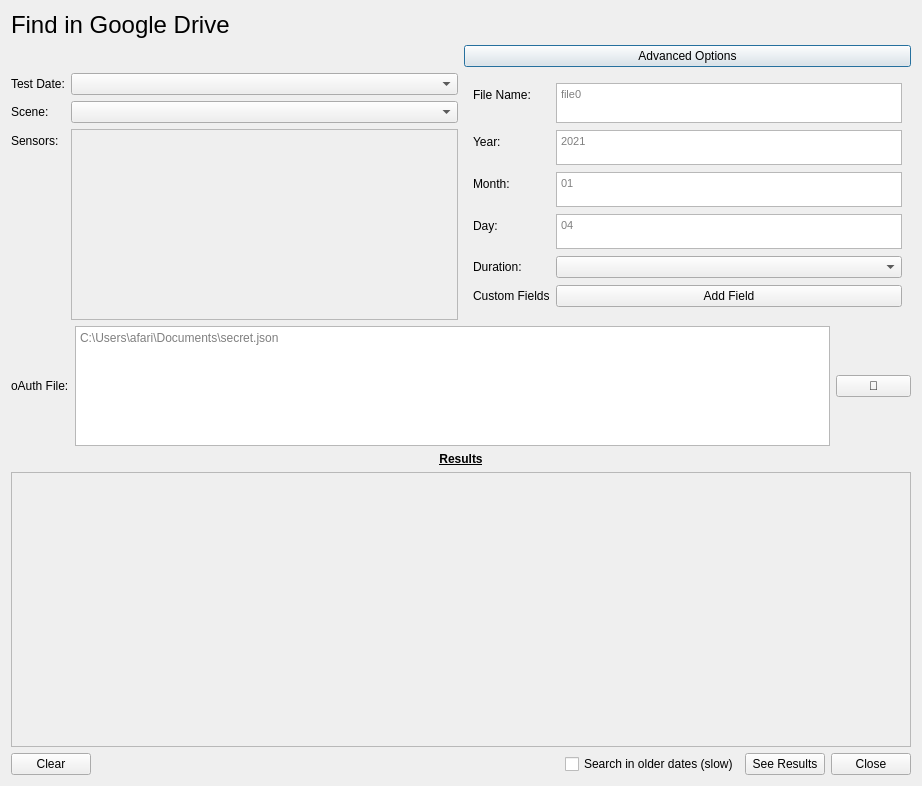
Old version of the form Utilities/GoogleDriveHandler/GDriveDataImport/import_google_drive_popup.ui in the repository Georgia-Tech-Off-Road/GTORDaata.
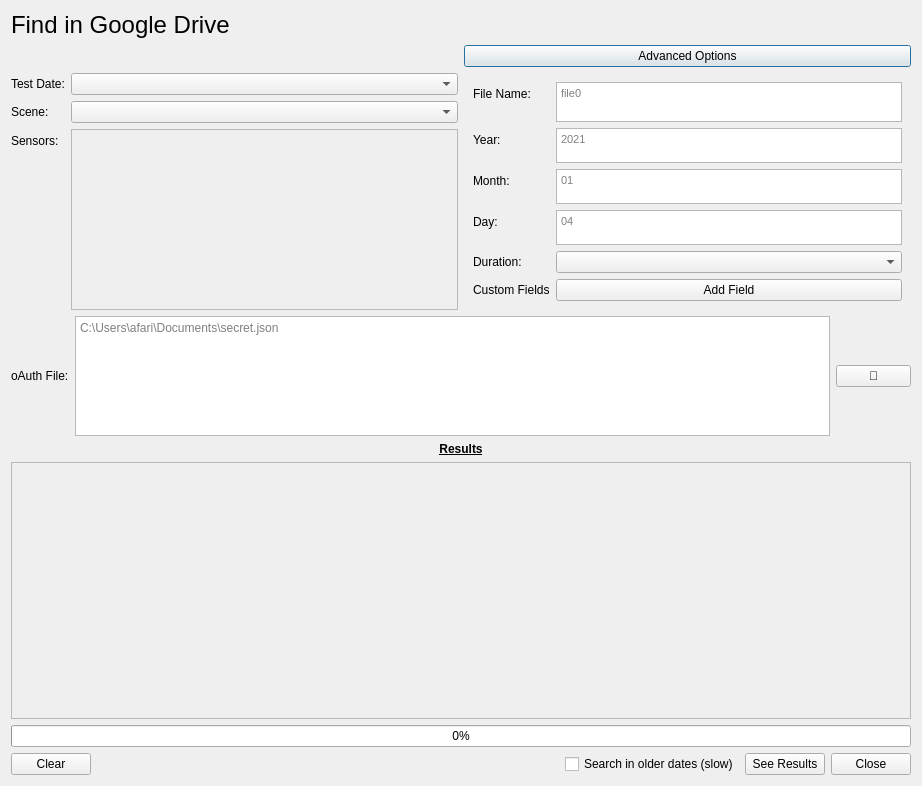
New version of the form.

```diff
--- a/Utilities/GoogleDriveHandler/GDriveDataImport/import_google_drive_popup.ui
+++ b/Utilities/GoogleDriveHandler/GDriveDataImport/import_google_drive_popup.ui
@@ -337,13 +337,20 @@
         <x>0</x>
         <y>0</y>
         <width>900</width>
-        <height>190</height>
+        <height>176</height>
        </rect>
       </property>
       <layout class="QGridLayout" name="gridLayout_2"/>
      </widget>
     </widget>
    </item>
+   <item>
+    <widget class="QProgressBar" name="progressBar">
+     <property name="value">
+      <number>0</number>
+     </property>
+    </widget>
+   </item>
    <item>
     <layout class="QHBoxLayout" name="horizontalLayout_3">
      <item>
```
